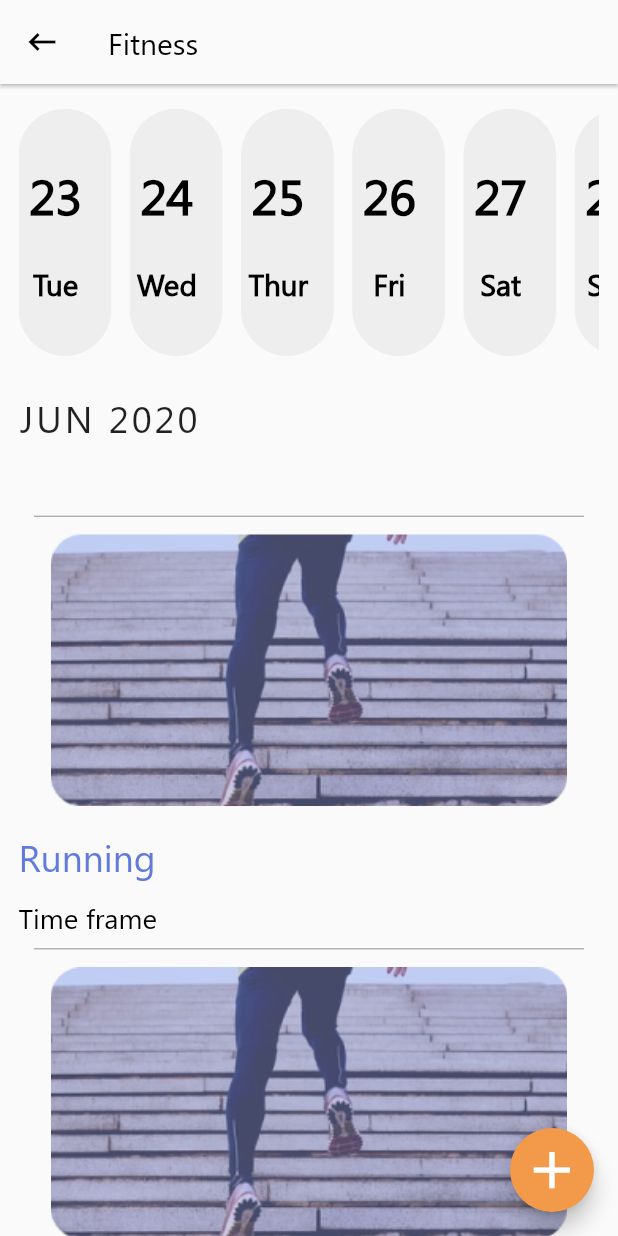
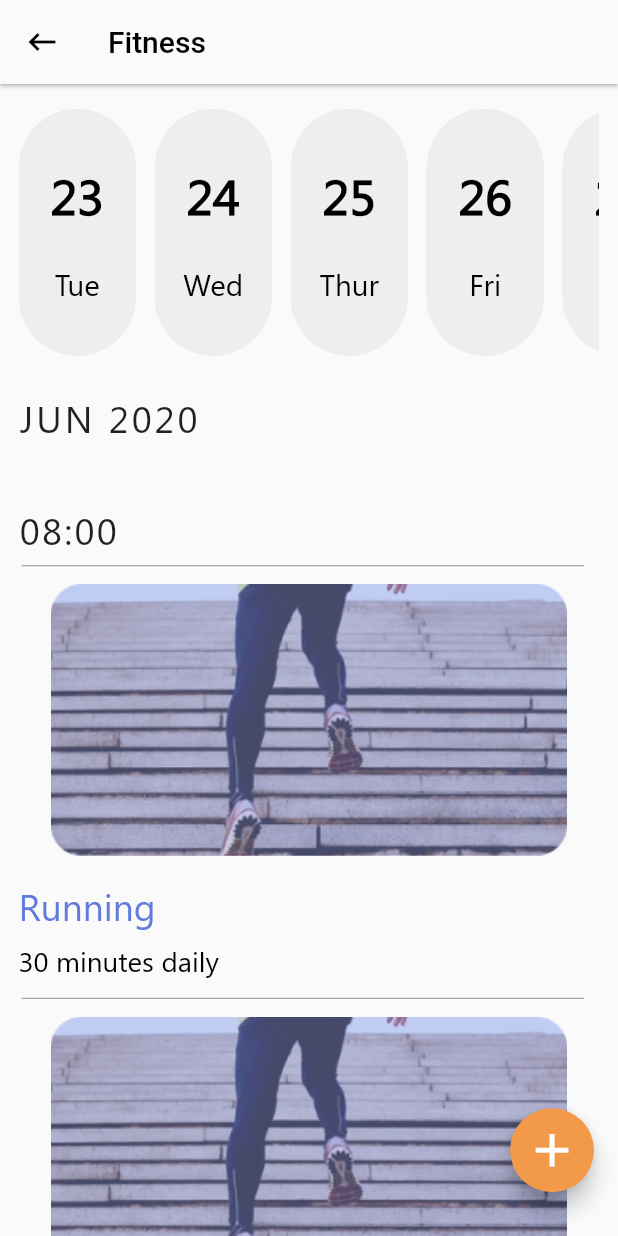
Before and after one commit to Crazelu/medbuzz2.0, a Flutter app: the FitnessSchedulesScreen screen opened by its route, on a phone screen of 412 x 824 dp. Run offline on Flutter 3.47's test engine with Material 2 defaults, Android fonts, the phone set to English and light mode, and no system bars; our stand-ins replace font_awesome_flutter, scrollable_positioned_list, table_calendar; missing offline and left inert: bubbled_navigation_bar, date_util.

Commit message:
fix: used specified font, fixed FAB animation

```diff
--- a/lib/main.dart
+++ b/lib/main.dart
@@ -31,7 +31,7 @@ class MyApp extends StatelessWidget {
         debugShowCheckedModeBanner: false,
         title: 'MedBuzz',
         theme: appThemeLight,
-        initialRoute: '/',
+        initialRoute: 'FitnessSchedulesScreen',
         routes: {
           '/': (context) => SplashScreen(),
           'home': (context) => HomeScreen(),
--- a/lib/ui/views/fitness_reminders/all_fitness_reminders_model.dart
+++ b/lib/ui/views/fitness_reminders/all_fitness_reminders_model.dart
@@ -1,13 +1,20 @@
 import 'package:flutter/cupertino.dart';
 import 'package:flutter/material.dart';
 
+class Month{
+  String month;
+  Month({this.month});
+}
+
 class FitnessSchedulesModel extends ChangeNotifier {
-  bool isVisible = true;
+  bool _isVisible = true;
   DateTime _selectedDay = DateTime.now();
+
+  bool get isVisible => _isVisible;
 
 //functionality for making the FAB appear and disappear when user scrolls
   void updateVisibility(bool visible) {
-    this.isVisible = visible;
+    this._isVisible = visible;
     notifyListeners();
   }
 
--- a/lib/ui/views/fitness_reminders/all_fitness_reminders_screen.dart
+++ b/lib/ui/views/fitness_reminders/all_fitness_reminders_screen.dart
@@ -2,16 +2,17 @@ import 'package:MedBuzz/ui/size_config/config.dart';
 import 'package:MedBuzz/ui/views/fitness_reminders/all_fitness_reminders_model.dart';
 import 'package:flutter/material.dart';
 import 'package:provider/provider.dart';
+import 'package:scrollable_positioned_list/scrollable_positioned_list.dart';
 
-class FitnessSchedulesScreen extends StatefulWidget {
+
+
+class FitnessSchedulesScreen extends StatelessWidget {
+
+ final ScrollController controller = ScrollController();
+ final ItemScrollController itemScrollController = ItemScrollController();
   @override
-  _FitnessSchedulesScreenState createState() => _FitnessSchedulesScreenState();
-}
+  Widget build(BuildContext context) {
 
-class _FitnessSchedulesScreenState extends State<FitnessSchedulesScreen> {
-  @override
-  void initState() {
-    super.initState();
     //Some sweet magic to animate FAB
     //This makes the FAB disappear as you scroll down
     controller.addListener(() {
@@ -21,12 +22,7 @@ class _FitnessSchedulesScreenState extends State<FitnessSchedulesScreen> {
         Provider.of<FitnessSchedulesModel>(context).updateVisibility(false);
       }
     });
-  }
 
-  bool isVisible = true;
-  ScrollController controller = ScrollController();
-  @override
-  Widget build(BuildContext context) {
     var model = Provider.of<FitnessSchedulesModel>(context);
     //MediaQueries for responsiveness
     double height = MediaQuery.of(context).size.height;
@@ -34,17 +30,16 @@ class _FitnessSchedulesScreenState extends State<FitnessSchedulesScreen> {
     return Scaffold(
       backgroundColor: Theme.of(context).backgroundColor,
       floatingActionButton: AnimatedOpacity(
-        duration: Duration(milliseconds: 500),
+        duration: Duration(milliseconds: 800),
         opacity: model.isVisible ? 1 : 0,
         child: AnimatedContainer(
-          duration: Duration(milliseconds: 500),
-          child: Visibility(
-            visible: model.isVisible,
+          duration: Duration(milliseconds: 800),
+          height: model.isVisible ? Config.yMargin(context, 10): 0,
           child: FloatingActionButton(
               child: Icon(
                 Icons.add,
                 color: Theme.of(context).primaryColorLight,
-                  size: Config.xMargin(context, 10),
+                size: Config.xMargin(context, 9),
               ),
               backgroundColor: Theme.of(context).buttonColor,
               splashColor: Theme.of(context).buttonColor.withOpacity(.9),
@@ -52,16 +47,16 @@ class _FitnessSchedulesScreenState extends State<FitnessSchedulesScreen> {
               onPressed: () {}),
         ),
       ),
-      ),
       appBar: AppBar(
         elevation: 1,
         backgroundColor: Theme.of(context).backgroundColor,
         title: Text(
           'Fitness',
-          style: Theme.of(context)
-              .textTheme
-              .headline6
-              .copyWith(color: Theme.of(context).primaryColorDark),
+          style: TextStyle(color: Theme.of(context).primaryColorDark)
+          // Theme.of(context)
+          //     .textTheme
+          //     .headline6
+          //     .copyWith(color: Theme.of(context).primaryColorDark),
         ),
         leading: IconButton(
             icon: Icon(Icons.keyboard_backspace,
@@ -74,8 +69,8 @@ class _FitnessSchedulesScreenState extends State<FitnessSchedulesScreen> {
         controller: controller,
         physics: BouncingScrollPhysics(),
         child: Container(
-            margin: EdgeInsets.fromLTRB(Config.xMargin(context, 3),
-                Config.yMargin(context, 2), Config.xMargin(context, 3), 0),
+            margin: EdgeInsets.symmetric(horizontal:Config.xMargin(context, 3),
+                vertical:Config.yMargin(context, 2)),
             child: Column(
               children: <Widget>[
                 Container(
@@ -125,6 +120,15 @@ class _FitnessSchedulesScreenState extends State<FitnessSchedulesScreen> {
 
                 SizedBox(height: Config.yMargin(context, 5)),
                 //Here the already saved reminders will be loaded dynamically
+                Align(
+                  alignment: Alignment.centerLeft,
+                  child: Text(
+                          '08:00',
+                          style: TextStyle(
+                              letterSpacing: 1.5,
+                              fontSize: Config.textSize(context, 6)),
+                        ),
+                ),
                 FitnessCard(),
                 FitnessCard(),
                 FitnessCard(),
@@ -145,29 +149,28 @@ class CustomDateButton extends StatelessWidget {
     var model = Provider.of<FitnessSchedulesModel>(context, listen: false);
     return Container(
       margin: EdgeInsets.only(right: Config.xMargin(context, 3)),
-      width: Config.xMargin(context, 15),
+      width: Config.xMargin(context, 19),
+      alignment: Alignment.center,
       child: FlatButton(
         onPressed: () => model.changeDay(date),
 
         //functionality for finding out if selected date (defaults to present day) equals the date passed in the constructor
         //I'm using this to determine the color of the container
         color: model.getButtonColor(context, date),
-        padding: EdgeInsets.only(right: Config.xMargin(context, 3)),
         shape: RoundedRectangleBorder(
-          borderRadius: BorderRadius.circular(Config.xMargin(context, 10)),
+          borderRadius: BorderRadius.circular(Config.xMargin(context, 11)),
         ),
         child: Container(
           alignment: Alignment.center,
           child: Column(
             mainAxisAlignment: MainAxisAlignment.center,
-            crossAxisAlignment: CrossAxisAlignment.center,
             children: <Widget>[
               //Day in integer goes here
               Text(
                 '${date.day}',
                 style: TextStyle(
                     fontSize: Config.textSize(context, 8),
-                    fontWeight: FontWeight.bold,
+                    fontWeight: FontWeight.w600,
                     color: model.getTextColor(context, date)),
               ),
 
@@ -180,7 +183,7 @@ class CustomDateButton extends StatelessWidget {
                 model.getWeekday(date),
                 style: TextStyle(
                     fontSize: Config.textSize(context, 4.8),
-                    fontWeight: FontWeight.w600,
+                    fontWeight: FontWeight.w500,
                     color: model.getTextColor(context, date)),
               )
             ],
@@ -210,7 +213,7 @@ class FitnessCard extends StatelessWidget {
               Divider(
                   thickness: 0.7,
                   color: Theme.of(context).primaryColorDark.withOpacity(.4),
-                  indent: Config.xMargin(context, 2.5),
+                  indent: Config.xMargin(context, 0.5),
                   endIndent: Config.xMargin(context, 2.5)),
               SizedBox(height: Config.yMargin(context, .5)),
               Container(
@@ -231,8 +234,8 @@ class FitnessCard extends StatelessWidget {
                       fontSize: Config.textSize(context, 6),
                       fontWeight: FontWeight.w500,
                       color: Theme.of(context).primaryColor)),
-              SizedBox(height: Config.yMargin(context, 1.5)),
-              Text('Time frame',
+              SizedBox(height: Config.yMargin(context, 1)),
+              Text('30 minutes daily',
                   style: TextStyle(
                       fontSize: Config.textSize(context, 4.5),
                       fontWeight: FontWeight.w400,
```
Lines whose indentation alone changed are shown as unchanged.
